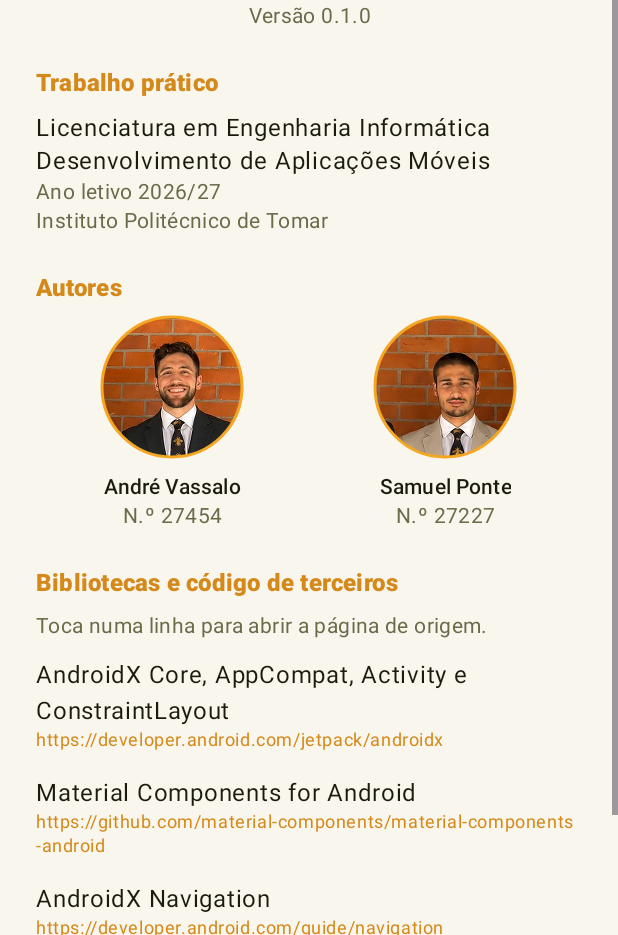
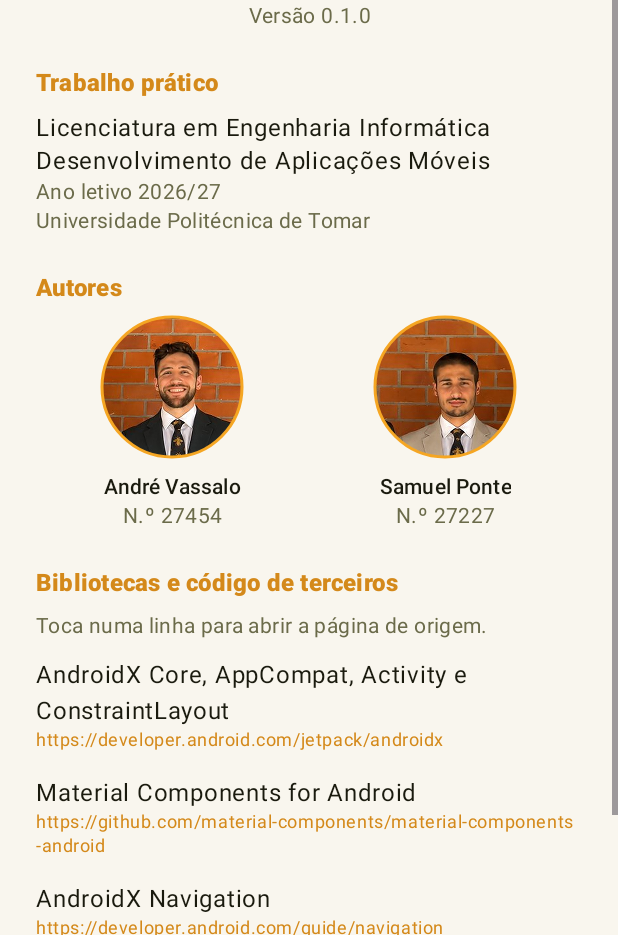
Before and after one commit to aluno27454/ApisField, an Android app: the SobreActivity screen opened directly, with no data from a screen before it, on a phone screen of 412 x 824 dp, the part 301-1236 px from its top. Run offline under Robolectric (Android 15) with nearby library versions, the phone set to English and light mode, and no system bars.

Commit message:
fix(sobre): corrigir o nome da instituição para Universidade Politécnica de Tomar

```diff
--- a/app/src/main/res/values/strings.xml
+++ b/app/src/main/res/values/strings.xml
@@ -18,7 +18,7 @@
     <string name="sobre_curso">Licenciatura em Engenharia Informática</string>
     <string name="sobre_unidade_curricular">Desenvolvimento de Aplicações Móveis</string>
     <string name="sobre_ano_letivo">Ano letivo 2026/27</string>
-    <string name="sobre_instituicao">Instituto Politécnico de Tomar</string>
+    <string name="sobre_instituicao">Universidade Politécnica de Tomar</string>
     <string name="sobre_seccao_autores">Autores</string>
 
     <!-- Autores: nomes próprios e números de aluno não se traduzem. -->
```
Also changed, not shown: 1 other file.
